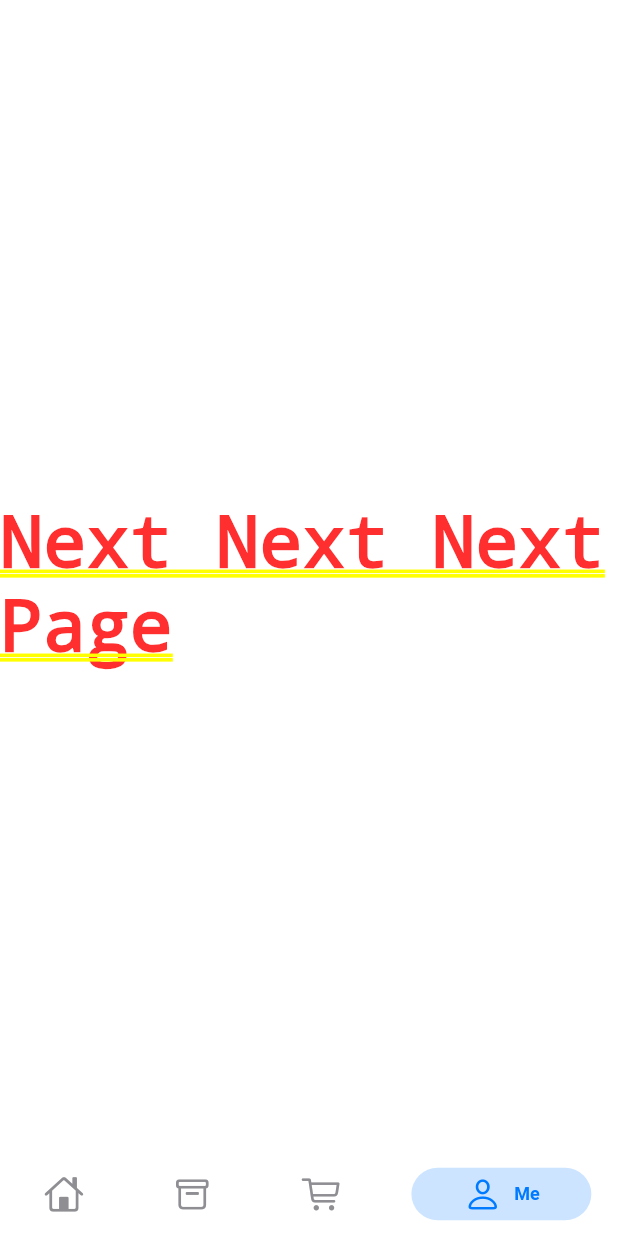
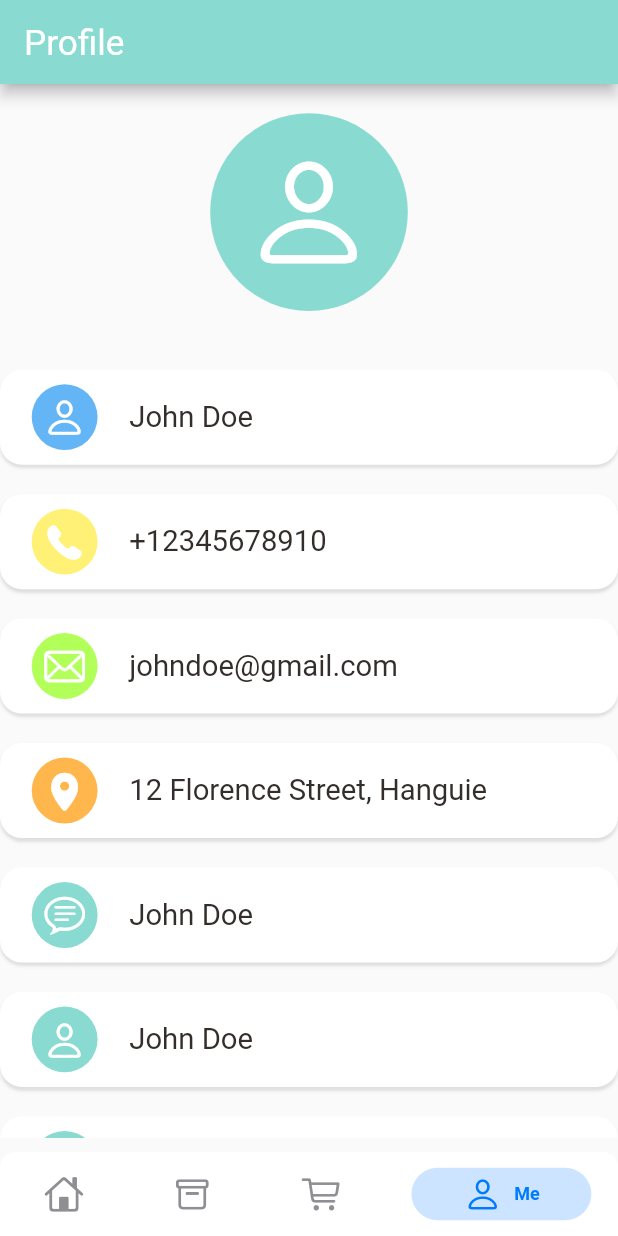
Before and after one commit to fabian-emmanuel/indulge_kitchen_flutter_app, a Flutter app: the screen it shows after launch, item 4 of the bottom bar chosen, on a phone screen of 412 x 824 dp. Run offline on Flutter 3.47's test engine with Material 2 defaults, Android fonts, the phone set to English and light mode, and no system bars; drawn by our look-alikes of persistent_bottom_nav_bar; our stand-ins replace dots_indicator, get, shared_preferences; network calls fail.

Commit message:
profile screen

```diff
--- /dev/null
+++ b/lib/base/404_page.dart
@@ -0,0 +1,36 @@
+import 'package:flutter/cupertino.dart';
+import 'package:flutter/material.dart';
+
+class NotFoundPage extends StatelessWidget {
+  final String text;
+  final String imgPath;
+  const NotFoundPage(
+      {Key? key,
+      required this.text,
+      this.imgPath = 'assets/image/empty_cart.png'})
+      : super(key: key);
+
+  @override
+  Widget build(BuildContext context) {
+    return Column(
+      mainAxisAlignment: MainAxisAlignment.center,
+      crossAxisAlignment: CrossAxisAlignment.stretch,
+      children: [
+        Image.asset(
+          imgPath,
+          height: MediaQuery.of(context).size.height * 0.22,
+          width: MediaQuery.of(context).size.width * 0.22,
+        ),
+        SizedBox(height: MediaQuery.of(context).size.height * 0.03),
+        Text(
+          text,
+          textAlign: TextAlign.center,
+          style: TextStyle(
+            fontSize: MediaQuery.of(context).size.height * 0.0175,
+            color: Theme.of(context).disabledColor,
+          ),
+        )
+      ],
+    );
+  }
+}
--- /dev/null
+++ b/lib/screens/account/account_page.dart
@@ -0,0 +1,148 @@
+import 'package:flutter/cupertino.dart';
+import 'package:flutter/material.dart';
+import 'package:indulge_kitchen/utils/colors.dart';
+import 'package:indulge_kitchen/utils/dimensions.dart';
+import 'package:indulge_kitchen/widgets/account_widget.dart';
+import 'package:indulge_kitchen/widgets/app_icon.dart';
+import 'package:indulge_kitchen/widgets/big_text.dart';
+
+class AccountPage extends StatelessWidget {
+  const AccountPage({Key? key}) : super(key: key);
+
+  @override
+  Widget build(BuildContext context) {
+    return Scaffold(
+      appBar: AppBar(
+        backgroundColor: AppColors.mainColor,
+        title: BigText(
+          text: 'Profile',
+          size: Dimensions.len24,
+          color: Colors.white,
+        ),
+      ),
+      body: Container(
+        width: double.maxFinite,
+        margin:
+            EdgeInsets.only(top: Dimensions.len20, bottom: Dimensions.len20),
+        child: Column(
+          children: [
+            AppIcon(
+              icon: CupertinoIcons.person,
+              iconSize: Dimensions.len45 * 2,
+              size: Dimensions.len45 * 3,
+              iconColor: Colors.white,
+              bgColor: AppColors.mainColor,
+            ),
+            SizedBox(
+              height: Dimensions.len20,
+            ),
+            Expanded(
+              child: SingleChildScrollView(
+                child: Column(
+                  children: [
+                    AccountWidget(
+                      appIcon: AppIcon(
+                        icon: CupertinoIcons.person,
+                        iconSize: Dimensions.len30,
+                        size: Dimensions.len45,
+                        iconColor: Colors.white,
+                        bgColor: Colors.blue.shade300,
+                      ),
+                      bigText: BigText(
+                        text: 'John Doe',
+                      ),
+                    ),
+                    AccountWidget(
+                      appIcon: AppIcon(
+                        icon: CupertinoIcons.phone_solid,
+                        iconSize: Dimensions.len30,
+                        size: Dimensions.len45,
+                        iconColor: Colors.white,
+                        bgColor: Colors.yellow.shade300,
+                      ),
+                      bigText: BigText(
+                        text: '+12345678910',
+                      ),
+                    ),
+                    AccountWidget(
+                      appIcon: AppIcon(
+                        icon: CupertinoIcons.mail,
+                        iconSize: Dimensions.len30,
+                        size: Dimensions.len45,
+                        iconColor: Colors.white,
+                        bgColor: Colors.lightGreenAccent.shade200,
+                      ),
+                      bigText: BigText(
+                        text: 'johndoe@gmail.com',
+                      ),
+                    ),
+                    AccountWidget(
+                      appIcon: AppIcon(
+                        icon: CupertinoIcons.location_solid,
+                        iconSize: Dimensions.len30,
+                        size: Dimensions.len45,
+                        iconColor: Colors.white,
+                        bgColor: Colors.orange.shade300,
+                      ),
+                      bigText: BigText(
+                        text: '12 Florence Street, Hanguie',
+                      ),
+                    ),
+                    AccountWidget(
+                      appIcon: AppIcon(
+                        icon: CupertinoIcons.chat_bubble_text,
+                        iconSize: Dimensions.len30,
+                        size: Dimensions.len45,
+                        iconColor: Colors.white,
+                        bgColor: AppColors.mainColor,
+                      ),
+                      bigText: BigText(
+                        text: 'John Doe',
+                      ),
+                    ),
+                    AccountWidget(
+                      appIcon: AppIcon(
+                        icon: CupertinoIcons.person,
+                        iconSize: Dimensions.len30,
+                        size: Dimensions.len45,
+                        iconColor: Colors.white,
+                        bgColor: AppColors.mainColor,
+                      ),
+                      bigText: BigText(
+                        text: 'John Doe',
+                      ),
+                    ),
+                    AccountWidget(
+                      appIcon: AppIcon(
+                        icon: CupertinoIcons.person,
+                        iconSize: Dimensions.len30,
+                        size: Dimensions.len45,
+                        iconColor: Colors.white,
+                        bgColor: AppColors.mainColor,
+                      ),
+                      bigText: BigText(
+                        text: 'John Doe',
+                      ),
+                    ),
+                    AccountWidget(
+                      appIcon: AppIcon(
+                        icon: CupertinoIcons.person,
+                        iconSize: Dimensions.len30,
+                        size: Dimensions.len45,
+                        iconColor: Colors.white,
+                        bgColor: AppColors.mainColor,
+                      ),
+                      bigText: BigText(
+                        text: 'John Doe',
+                      ),
+                    ),
+                  ],
+                ),
+              ),
+            ),
+          ],
+        ),
+      ),
+    );
+  }
+}
--- a/lib/screens/home/home_page.dart
+++ b/lib/screens/home/home_page.dart
@@ -1,5 +1,6 @@
 import 'package:flutter/cupertino.dart';
 import 'package:flutter/material.dart';
+import 'package:indulge_kitchen/screens/account/account_page.dart';
 import 'package:indulge_kitchen/screens/cart/cart_history.dart';
 import 'package:indulge_kitchen/screens/home/main_food_page.dart';
 import 'package:persistent_bottom_nav_bar/persistent-tab-view.dart';
@@ -38,7 +39,7 @@ class _HomePageState extends State<HomePage> {
       MainFoodPage(),
       Container(child: Center(child: Text("Next Page"))),
       CartHistory(),
-      Container(child: Center(child: Text("Next Next Next Page"))),
+      AccountPage(),
     ];
   }
 
--- /dev/null
+++ b/lib/widgets/account_widget.dart
@@ -0,0 +1,41 @@
+import 'package:flutter/cupertino.dart';
+import 'package:flutter/material.dart';
+import 'package:indulge_kitchen/utils/dimensions.dart';
+import 'package:indulge_kitchen/widgets/app_icon.dart';
+import 'package:indulge_kitchen/widgets/big_text.dart';
+
+class AccountWidget extends StatelessWidget {
+  AppIcon appIcon;
+  BigText bigText;
+  AccountWidget({Key? key, required this.appIcon, required this.bigText})
+      : super(key: key);
+
+  @override
+  Widget build(BuildContext context) {
+    return Container(
+      margin: EdgeInsets.only(top: Dimensions.len20),
+      padding: EdgeInsets.only(
+        left: Dimensions.wit20,
+        top: Dimensions.len10,
+        bottom: Dimensions.len10,
+      ),
+      child: Row(
+        children: [
+          appIcon,
+          SizedBox(width: Dimensions.wit20),
+          bigText,
+        ],
+      ),
+      decoration: BoxDecoration(
+        borderRadius: BorderRadius.circular(Dimensions.len15),
+        color: Colors.white,
+        boxShadow: [
+          BoxShadow(
+              blurRadius: 1,
+              offset: const Offset(0, 2),
+              color: Colors.grey.withOpacity(0.3)),
+        ],
+      ),
+    );
+  }
+}
```
